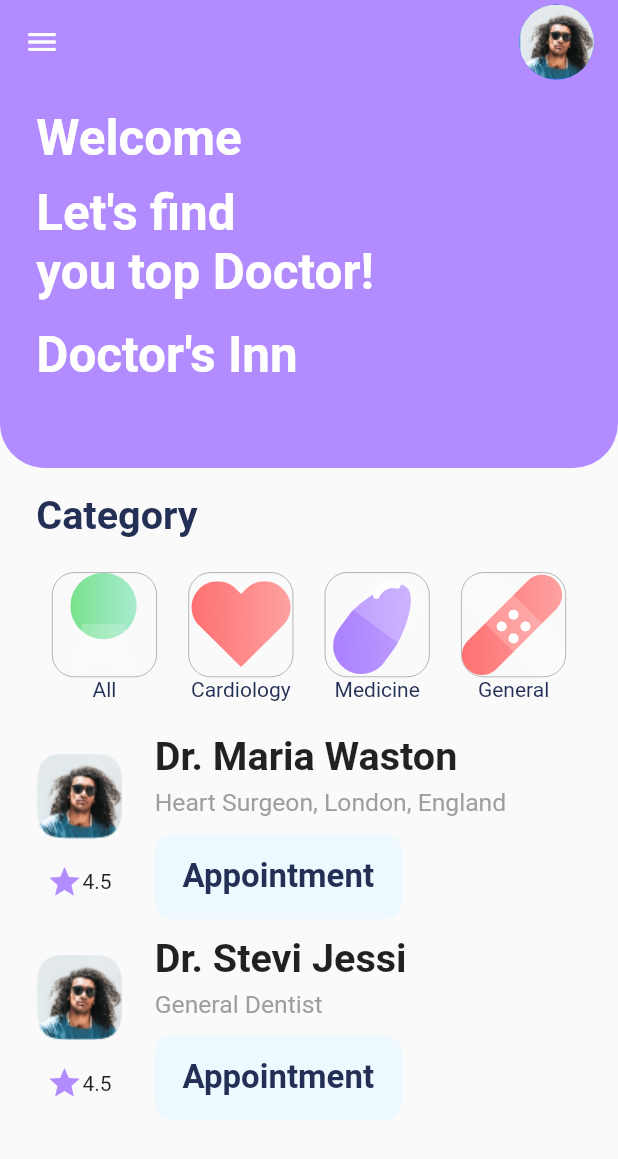
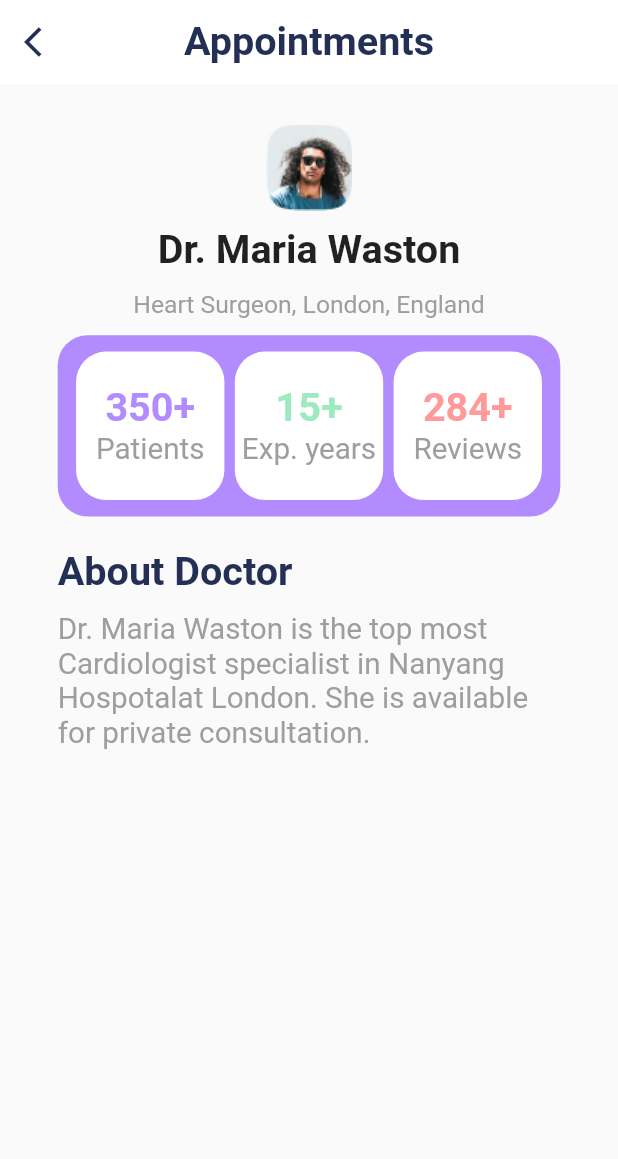
Before and after one commit to KhubaibJamal/devathon, a Flutter app: the HomeScreen screen opened by its route, after a tap on "Appointment", on a phone screen of 412 x 824 dp. Shown: the top 1159 px of the screen. Run offline on Flutter 3.47's test engine with Material 2 defaults, Android fonts, the phone set to English and light mode, and no system bars; our stand-ins replace firebase_core, flutter_svg; accounts and stored records are empty.

Commit message:
appointment screen

```diff
--- a/lib/route.dart
+++ b/lib/route.dart
@@ -1,3 +1,4 @@
+// import 'package:devathon/screens/appointment/appointment_screen.dart';
 import 'package:devathon/screens/home/home_screen.dart';
 import 'package:devathon/screens/sign_in/sign_in_screen.dart';
 import 'package:devathon/screens/sign_up/sign_up_screen.dart';
@@ -7,4 +8,5 @@ final Map<String, WidgetBuilder> routes = {
   SignInScreen.routeName: (context) => const SignInScreen(),
   SignUpScreen.routeName: (context) => const SignUpScreen(),
   HomeScreen.routeName: (context) => const HomeScreen(),
+  // AppointmentScreen.routeName: (context) => const AppointmentScreen(),
 };
--- /dev/null
+++ b/lib/screens/appointment/appointment_screen.dart
@@ -0,0 +1,73 @@
+import 'package:devathon/const.dart';
+import 'package:devathon/size_config.dart';
+import 'package:flutter/material.dart';
+
+import 'component/about_doctor.dart';
+import 'component/dr_detail_box.dart';
+
+class AppointmentScreen extends StatelessWidget {
+  // static String routeName = "/appointment";
+  final String drName;
+  final String field;
+  const AppointmentScreen({
+    super.key,
+    required this.drName,
+    required this.field,
+  });
+
+  @override
+  Widget build(BuildContext context) {
+    return Scaffold(
+      appBar: AppBar(
+        elevation: 0,
+        backgroundColor: whiteColor,
+        centerTitle: true,
+        leading: IconButton(
+            onPressed: () {
+              Navigator.pop(context);
+            },
+            icon: const Icon(Icons.arrow_back_ios, color: textColor)),
+        title: Text("Appointments",
+            style: defaultTextStyle.copyWith(color: textColor)),
+      ),
+      body: Padding(
+        padding: EdgeInsets.symmetric(
+          horizontal: getProportionateScreenWidth(20),
+          vertical: getProportionateScreenWidth(15),
+        ),
+        child: Center(
+          child: Container(
+            padding: EdgeInsets.symmetric(
+              horizontal: getProportionateScreenWidth(15),
+              vertical: getProportionateScreenWidth(10),
+            ),
+            child: Column(
+              children: [
+                Image.asset(
+                  'assets/images/Rectangle 2.png',
+                ),
+                SizedBox(height: getProportionateScreenWidth(10)),
+                Text(drName, style: defaultTextStyle),
+                SizedBox(height: getProportionateScreenWidth(10)),
+                Text(
+                  field,
+                  style: TextStyle(
+                    color: Colors.grey,
+                    fontSize: getProportionateScreenWidth(15),
+                  ),
+                ),
+                // dr detail box
+                SizedBox(height: getProportionateScreenWidth(10)),
+                const DrDetailBox(),
+
+                // about dr
+                SizedBox(height: getProportionateScreenWidth(20)),
+                const AboutDoctor(),
+              ],
+            ),
+          ),
+        ),
+      ),
+    );
+  }
+}
--- /dev/null
+++ b/lib/screens/appointment/component/about_doctor.dart
@@ -0,0 +1,29 @@
+import 'package:devathon/size_config.dart';
+import 'package:flutter/material.dart';
+
+import '../../../const.dart';
+
+class AboutDoctor extends StatelessWidget {
+  const AboutDoctor({super.key});
+
+  @override
+  Widget build(BuildContext context) {
+    return Column(
+      crossAxisAlignment: CrossAxisAlignment.start,
+      children: [
+        Text(
+          "About Doctor",
+          style: defaultTextStyle.copyWith(color: textColor),
+        ),
+        SizedBox(height: getProportionateScreenWidth(10)),
+        Text(
+          "Dr. Maria Waston is the top most Cardiologist specialist in Nanyang Hospotalat London. She is available for private consultation.",
+          style: TextStyle(
+            fontSize: getProportionateScreenWidth(18),
+            color: Colors.grey,
+          ),
+        )
+      ],
+    );
+  }
+}
--- /dev/null
+++ b/lib/screens/appointment/component/dr_detail_box.dart
@@ -0,0 +1,79 @@
+import 'package:flutter/material.dart';
+
+import '../../../const.dart';
+import '../../../size_config.dart';
+
+class DrDetailBox extends StatelessWidget {
+  const DrDetailBox({
+    super.key,
+  });
+
+  @override
+  Widget build(BuildContext context) {
+    return Container(
+      height: getProportionateScreenWidth(110),
+      width: SizeConfig.screenWidth!,
+      padding: EdgeInsets.all(getProportionateScreenWidth(8)),
+      decoration: BoxDecoration(
+        color: purpleColor,
+        borderRadius: BorderRadius.circular(20),
+      ),
+      child: const Row(
+        mainAxisAlignment: MainAxisAlignment.spaceAround,
+        children: [
+          CustomBox(
+              count: "350+", textColor: purpleColor, subtitle: "Patients"),
+          CustomBox(
+              count: "15+",
+              textColor: Color(0xFF9DEAC0),
+              subtitle: "Exp. years"),
+          CustomBox(
+              count: "284+", textColor: Color(0xFFFF9A9A), subtitle: "Reviews"),
+        ],
+      ),
+    );
+  }
+}
+
+class CustomBox extends StatelessWidget {
+  final String count;
+  final String subtitle;
+  final Color textColor;
+  const CustomBox({
+    super.key,
+    required this.count,
+    required this.textColor,
+    required this.subtitle,
+  });
+
+  @override
+  Widget build(BuildContext context) {
+    return Container(
+      height: getProportionateScreenWidth(90),
+      width: getProportionateScreenWidth(90),
+      decoration: BoxDecoration(
+        color: whiteColor,
+        borderRadius: BorderRadius.circular(20),
+      ),
+      child: Column(
+        mainAxisAlignment: MainAxisAlignment.center,
+        children: [
+          Text(
+            count,
+            style: defaultTextStyle.copyWith(
+              color: textColor,
+              fontWeight: FontWeight.bold,
+            ),
+          ),
+          Text(
+            subtitle,
+            style: TextStyle(
+              fontSize: getProportionateScreenWidth(18),
+              color: Colors.grey,
+            ),
+          )
+        ],
+      ),
+    );
+  }
+}
--- a/lib/screens/home/component/category.dart
+++ b/lib/screens/home/component/category.dart
@@ -40,16 +40,14 @@ class Category extends StatelessWidget {
 
           // doctors
           SizedBox(height: getProportionateScreenWidth(20)),
-          DoctorList(
+          const DoctorList(
             drName: "Dr. Maria Waston",
             field: "Heart Surgeon, London, England",
-            press: () {},
           ),
           SizedBox(height: getProportionateScreenWidth(10)),
-          DoctorList(
+          const DoctorList(
             drName: "Dr. Stevi Jessi",
             field: "General Dentist",
-            press: () {},
           ),
         ],
       ),
--- a/lib/screens/home/component/doctor_list.dart
+++ b/lib/screens/home/component/doctor_list.dart
@@ -1,3 +1,4 @@
+import 'package:devathon/screens/appointment/appointment_screen.dart';
 import 'package:flutter/material.dart';
 
 import '../../../components/default_button.dart';
@@ -7,12 +8,10 @@ import '../../../size_config.dart';
 class DoctorList extends StatelessWidget {
   final String drName;
   final String field;
-  final VoidCallback press;
   const DoctorList({
     super.key,
     required this.drName,
     required this.field,
-    required this.press,
   });
 
   @override
@@ -53,7 +52,17 @@ class DoctorList extends StatelessWidget {
                 text: "Appointment",
                 backgroundColor: textFieldColor,
                 textColor: textColor,
-                press: press,
+                press: () {
+                  Navigator.push(
+                    context,
+                    MaterialPageRoute(
+                      builder: ((context) => AppointmentScreen(
+                            drName: drName,
+                            field: field,
+                          )),
+                    ),
+                  );
+                },
               ),
             ),
           ],
```
